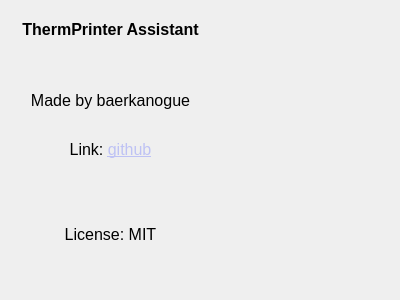
Old version of the form qt/info.ui in the repository baerkanogue/therm-printer-assistant.
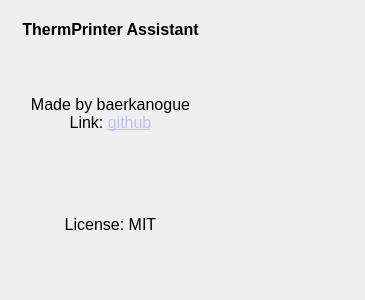
New version of the form. Icons and pictures are not drawn.

Commit message: info nearest neighbor

Diff of the .ui file:
```diff
--- a/qt/info.ui
+++ b/qt/info.ui
@@ -6,10 +6,28 @@
    <rect>
     <x>0</x>
     <y>0</y>
-    <width>400</width>
+    <width>365</width>
     <height>300</height>
    </rect>
   </property>
+  <property name="sizePolicy">
+   <sizepolicy hsizetype="Preferred" vsizetype="Preferred">
+    <horstretch>0</horstretch>
+    <verstretch>0</verstretch>
+   </sizepolicy>
+  </property>
+  <property name="minimumSize">
+   <size>
+    <width>365</width>
+    <height>300</height>
+   </size>
+  </property>
+  <property name="maximumSize">
+   <size>
+    <width>365</width>
+    <height>300</height>
+   </size>
+  </property>
   <property name="windowTitle">
    <string>Dialog</string>
   </property>
@@ -18,7 +36,7 @@
     <rect>
      <x>220</x>
      <y>20</y>
-     <width>141</width>
+     <width>131</width>
      <height>261</height>
     </rect>
    </property>
@@ -42,7 +60,7 @@
     </rect>
    </property>
    <property name="text">
-    <string>&lt;html&gt;&lt;head/&gt;&lt;body&gt;&lt;p align=&quot;center&quot;&gt;&lt;span style=&quot; font-size:12pt; font-weight:700;&quot;&gt;ThermPrinter Assistant&lt;/span&gt;&lt;/p&gt;&lt;p&gt;&lt;br/&gt;&lt;/p&gt;&lt;p align=&quot;center&quot;&gt;&lt;span style=&quot; font-size:12pt;&quot;&gt;Made by baerkanogue&lt;/span&gt;&lt;/p&gt;&lt;p align=&quot;center&quot;&gt;&lt;span style=&quot; font-size:12pt;&quot;&gt;&lt;br/&gt;Link: &lt;/span&gt;&lt;a href=&quot;https://github.com/Baerkanogue&quot;&gt;&lt;span style=&quot; font-size:12pt; text-decoration: underline; color:#bec2f4;&quot;&gt;github&lt;/span&gt;&lt;/a&gt;&lt;/p&gt;&lt;p align=&quot;center&quot;&gt;&lt;br/&gt;&lt;/p&gt;&lt;p align=&quot;center&quot;&gt;&lt;br/&gt;&lt;span style=&quot; font-size:12pt;&quot;&gt;License: MIT&lt;/span&gt;&lt;/p&gt;&lt;/body&gt;&lt;/html&gt;</string>
+    <string>&lt;html&gt;&lt;head/&gt;&lt;body&gt;&lt;p align=&quot;center&quot;&gt;&lt;span style=&quot; font-size:12pt; font-weight:700;&quot;&gt;ThermPrinter Assistant&lt;/span&gt;&lt;/p&gt;&lt;p&gt;&lt;span style=&quot; font-size:12pt;&quot;&gt;&lt;br/&gt;&lt;/span&gt;&lt;/p&gt;&lt;p align=&quot;center&quot;&gt;&lt;span style=&quot; font-size:12pt;&quot;&gt;Made by baerkanogue&lt;br/&gt;Link: &lt;/span&gt;&lt;a href=&quot;https://github.com/Baerkanogue&quot;&gt;&lt;span style=&quot; font-size:12pt; text-decoration: underline; color:#bec2f4;&quot;&gt;github&lt;/span&gt;&lt;/a&gt;&lt;span style=&quot; font-size:12pt;&quot;&gt;&lt;br/&gt;&lt;/span&gt;&lt;/p&gt;&lt;p align=&quot;center&quot;&gt;&lt;br/&gt;&lt;/p&gt;&lt;p align=&quot;center&quot;&gt;&lt;span style=&quot; font-size:12pt;&quot;&gt;&lt;br/&gt;License: MIT&lt;/span&gt;&lt;/p&gt;&lt;/body&gt;&lt;/html&gt;</string>
    </property>
    <property name="alignment">
     <set>Qt::AlignmentFlag::AlignLeading|Qt::AlignmentFlag::AlignLeft|Qt::AlignmentFlag::AlignTop</set>
```
Left out of the diff: 2 changed lines with no effect on the pictures. The commit also changes 5 other files.
